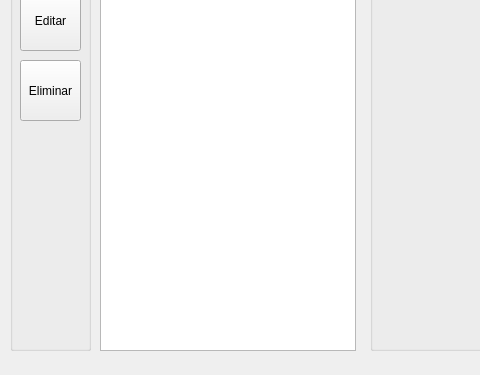
BennyFranco/WeatherDataProcessing, file view/mainwindow.ui: the form before one commit; both pictures show x 0 to 480 and y 129 to 504 of the 709 by 504 pixel window.
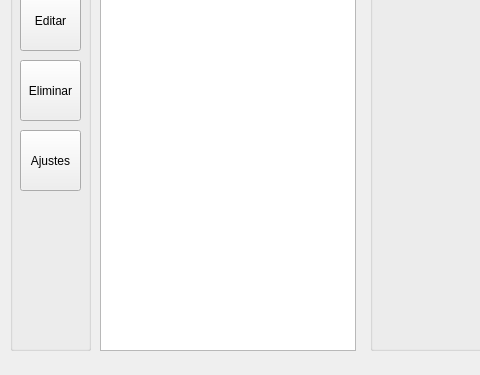
The form after the commit.

What changed in the file:
```diff
--- a/view/mainwindow.ui
+++ b/view/mainwindow.ui
@@ -147,6 +147,22 @@
       <enum>Qt::ToolButtonTextUnderIcon</enum>
      </property>
     </widget>
+    <widget class="QToolButton" name="configButton">
+     <property name="geometry">
+      <rect>
+       <x>10</x>
+       <y>240</y>
+       <width>61</width>
+       <height>61</height>
+      </rect>
+     </property>
+     <property name="text">
+      <string>Ajustes</string>
+     </property>
+     <property name="toolButtonStyle">
+      <enum>Qt::ToolButtonTextUnderIcon</enum>
+     </property>
+    </widget>
    </widget>
   </widget>
   <widget class="QMenuBar" name="menubar">
```
Left out of the diff: 2 changed lines with no effect on the pictures.
